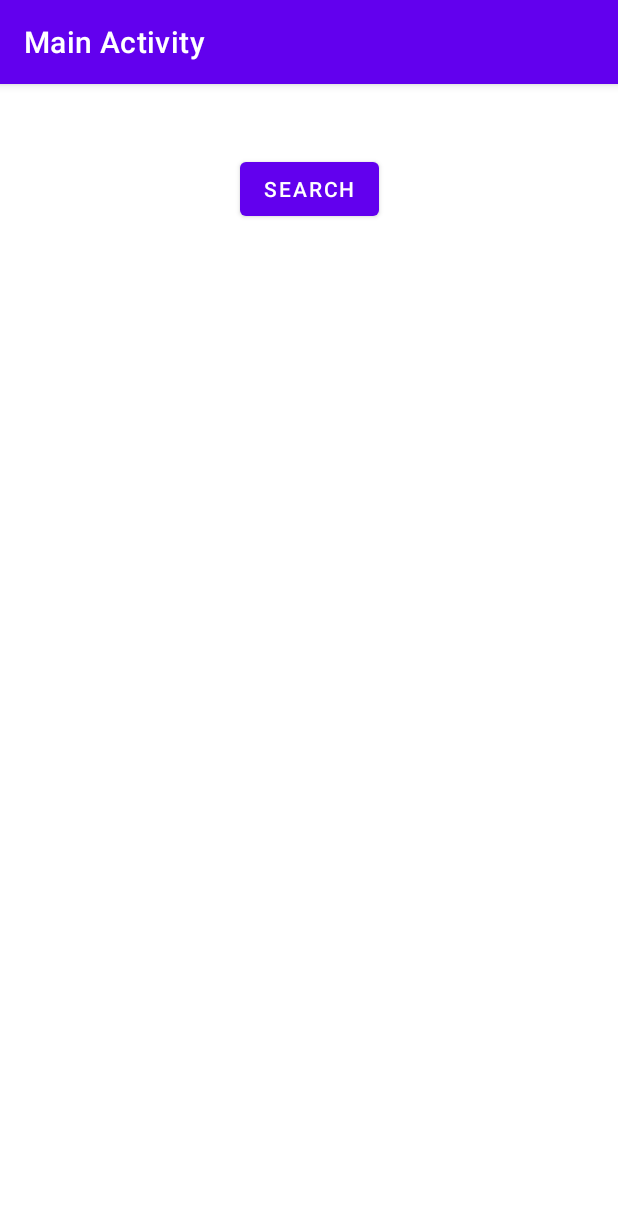
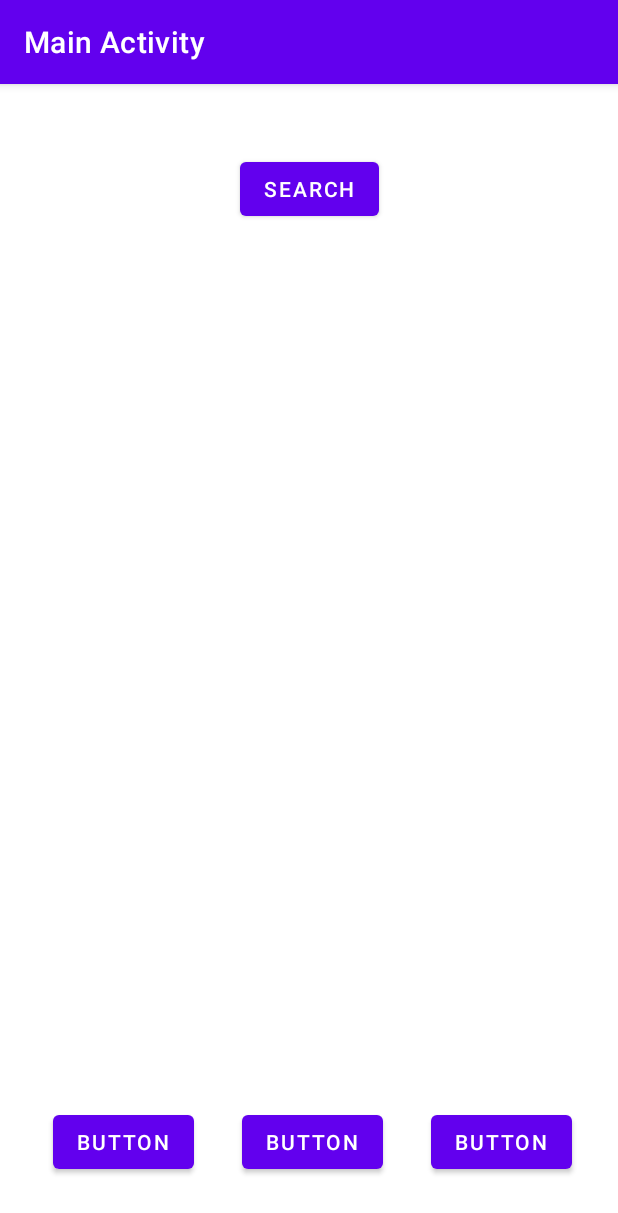
Before and after one commit to tuj55883/Assignment7, an Android app: the MainActivity screen opened directly, with no data from a screen before it, on a phone screen of 412 x 824 dp. Shown: the top 1213 px of the screen. Run offline under Robolectric (Android 15) with nearby library versions, the phone set to English and light mode, and no system bars; our stand-ins replace Volley; libraries missing offline, so code that uses them is left out: edu.temple.audiobookplayer; 2 statements that could not run were skipped.

Commit message:
Added audio play options, still a lot to fix

```diff
--- a/app/src/main/AndroidManifest.xml
+++ b/app/src/main/AndroidManifest.xml
@@ -1,10 +1,12 @@
 <?xml version="1.0" encoding="utf-8"?>
 <manifest xmlns:android="http://schemas.android.com/apk/res/android"
+    xmlns:tools="http://schemas.android.com/tools"
     package="edu.temple.assignment7">
 
     <uses-permission android:name="android.permission.INTERNET" />
 
     <application
+        tools:replace="android:theme"
         android:icon="@mipmap/ic_launcher"
         android:label="@string/app_name"
         android:roundIcon="@mipmap/ic_launcher_round"
--- a/app/src/main/java/edu/temple/assignment7/Book.java
+++ b/app/src/main/java/edu/temple/assignment7/Book.java
@@ -11,7 +11,7 @@ public class Book implements Parcelable {
     private String coverURL;
     private int duration;
 
-    public Book(String title, String author, int id, String coverURL) {
+    public Book(String title, String author, int id, String coverURL, int duration) {
         this.title = title;
         this.author = author;
         this.id = id;
--- /dev/null
+++ b/app/src/main/java/edu/temple/assignment7/ControlFragment.java
@@ -0,0 +1,69 @@
+package edu.temple.assignment7;
+
+import android.os.Bundle;
+
+import androidx.fragment.app.Fragment;
+
+import android.util.Log;
+import android.view.LayoutInflater;
+import android.view.View;
+import android.view.ViewGroup;
+import android.widget.Button;
+import android.widget.Toast;
+
+
+public class ControlFragment extends Fragment {
+
+    Button play;
+    Button pause;
+    Button stop;
+
+    public ControlFragment() {
+
+    }
+
+
+    public static ControlFragment newInstance(String param1, String param2) {
+        ControlFragment fragment = new ControlFragment();
+        Bundle args = new Bundle();
+        fragment.setArguments(args);
+        return fragment;
+    }
+
+    @Override
+    public void onCreate(Bundle savedInstanceState) {
+        super.onCreate(savedInstanceState);
+
+
+
+    }
+
+    @Override
+    public View onCreateView(LayoutInflater inflater, ViewGroup container,
+                             Bundle savedInstanceState) {
+        View view = inflater.inflate(R.layout.fragment_audio_controls, container, false);
+        // Inflate the layout for this fragment
+        play = (Button)view.findViewById(R.id.playButton);
+        pause = (Button) view.findViewById(R.id.pauseButton);
+        stop = (Button) view.findViewById(R.id.stopButton);
+        play.setOnClickListener(new View.OnClickListener() {
+            @Override
+            public void onClick(View view) {
+                ((ControlFragment.ControlFragmentInterface) getActivity()).playClicked();
+                Log.d("here","here");
+            }
+        });
+
+
+        return view;
+    }
+
+
+    interface ControlFragmentInterface{
+        public void playClicked() ;
+        public void pauseClicked() ;
+        public void stopClicked() ;
+
+    }
+
+}
--- a/app/src/main/java/edu/temple/assignment7/MainActivity.java
+++ b/app/src/main/java/edu/temple/assignment7/MainActivity.java
@@ -11,8 +11,12 @@ import androidx.fragment.app.FragmentManager;
 import androidx.fragment.app.FragmentTransaction;
 
 import android.app.Activity;
+import android.app.Service;
+import android.content.ComponentName;
 import android.content.Intent;
+import android.content.ServiceConnection;
 import android.os.Bundle;
+import android.os.IBinder;
 import android.util.Log;
 import android.view.View;
 import android.view.ViewGroup;
@@ -29,7 +33,9 @@ import org.json.JSONArray;
 import org.json.JSONException;
 import org.json.JSONObject;
 
-public class MainActivity extends AppCompatActivity implements BookListFragment.BookListFragmentInterface {
+import edu.temple.audiobookplayer.AudiobookService;
+
+public class MainActivity extends AppCompatActivity implements BookListFragment.BookListFragmentInterface, ControlFragment.ControlFragmentInterface  {
     //Makes keys for the booklist and book selected that we will save
     private static final String KEY = "a";
     private static final String KEY2 = "b";
@@ -39,9 +45,25 @@ public class MainActivity extends AppCompatActivity implements BookListFragment.
     static BookList myList;
     boolean container2present;
     BookDetailsFragment bookDetailsFragment;
+    ControlFragment audioControlFragment;
     static int place;
     Button searchMain;
     RequestQueue requestQueue;
+
+    AudiobookService.MediaControlBinder myService;
+    boolean isConnected;
+    ServiceConnection serviceConnection = new ServiceConnection() {
+        @Override
+        public void onServiceConnected(ComponentName name, IBinder binder) {
+            myService = (AudiobookService.MediaControlBinder) binder;
+            isConnected = true;
+        }
+
+        @Override
+        public void onServiceDisconnected(ComponentName name) {
+            isConnected = false;
+        }
+    };
 
 
 
@@ -56,6 +78,15 @@ public class MainActivity extends AppCompatActivity implements BookListFragment.
         //the activity returns the user search
         //Go to activity result to see the outcome of the search
         searchMain = findViewById(R.id.searchMain);
+        Intent serviceIntent = new Intent(MainActivity.this, AudiobookService.class);
+        bindService(serviceIntent, serviceConnection, BIND_AUTO_CREATE);
+
+        audioControlFragment = new ControlFragment();
+        getSupportFragmentManager()
+                .beginTransaction()
+                .replace(R.id.audioControlContainer, audioControlFragment)
+                .commit();
+
         searchMain.setOnClickListener(new View.OnClickListener() {
             @Override
             public void onClick(View v) {
@@ -82,6 +113,28 @@ public class MainActivity extends AppCompatActivity implements BookListFragment.
 
     }
 
+    @Override
+    public void playClicked(){
+
+        if(isConnected){
+            myService.play(myList.get(place).getId());
+        }
+    }
+
+    @Override
+    public void pauseClicked() {
+        if(isConnected){
+            myService.pause();
+        }
+    }
+
+    @Override
+    public void stopClicked() {
+        if(isConnected){
+            myService.stop();
+        }
+    }
+
 
     //This is the selection of the book from the list
     //When clicked it will display the book selected
@@ -92,11 +145,15 @@ public class MainActivity extends AppCompatActivity implements BookListFragment.
         //This checks weather to put the display fragment in
         //container one if in portrait or container 2 in landscape
         if (!container2present) {
+
             getSupportFragmentManager()
                     .beginTransaction()
                     .replace(R.id.container, BookDetailsFragment.newInstance(myList.get(position)))
                     .addToBackStack(null)
                     .commit();
+
+
+
         } else {
             bookDetailsFragment.changeBook(myList.get(position));
         }
@@ -188,8 +245,10 @@ public class MainActivity extends AppCompatActivity implements BookListFragment.
                                 String title = book.getString("title");
                                 String author = book.getString("author");
                                 int id = book.getInt("id");
+                                int duration = book.getInt("duration");
                                 String coverURL = book.getString("cover_url");
-                                Book newBook = new Book(title,author,id,coverURL);
+
+                                Book newBook = new Book(title,author,id,coverURL,duration);
                                 myList.add(newBook);
 
                             }
--- a/app/src/main/res/layout/activity_main.xml
+++ b/app/src/main/res/layout/activity_main.xml
@@ -26,4 +26,16 @@
         app:layout_constraintEnd_toEndOf="parent"
         app:layout_constraintStart_toStartOf="parent"
         app:layout_constraintTop_toTopOf="parent" />
+
+    <FrameLayout
+        android:id="@+id/audioControlContainer"
+        android:layout_width="406dp"
+        android:layout_height="95dp"
+        android:layout_marginTop="10dp"
+        app:layout_constraintBottom_toBottomOf="parent"
+        app:layout_constraintEnd_toEndOf="parent"
+        app:layout_constraintStart_toStartOf="parent"
+        app:layout_constraintTop_toBottomOf="@+id/container">
+
+    </FrameLayout>
 </androidx.constraintlayout.widget.ConstraintLayout>
--- /dev/null
+++ b/app/src/main/res/layout/fragment_audio_controls.xml
@@ -0,0 +1,47 @@
+<?xml version="1.0" encoding="utf-8"?>
+<androidx.constraintlayout.widget.ConstraintLayout xmlns:android="http://schemas.android.com/apk/res/android"
+
+    xmlns:app="http://schemas.android.com/apk/res-auto"
+    xmlns:tools="http://schemas.android.com/tools"
+    android:layout_width="match_parent"
+    android:layout_height="match_parent"
+    >
+
+
+    <Button
+        android:id="@+id/playButton"
+        android:layout_width="wrap_content"
+        android:layout_height="wrap_content"
+        android:layout_marginStart="32dp"
+        android:text="Button"
+        app:layout_constraintBottom_toBottomOf="parent"
+        app:layout_constraintStart_toStartOf="parent"
+        app:layout_constraintTop_toTopOf="parent"
+        app:layout_constraintVertical_bias="0.538" />
+
+    <Button
+        android:id="@+id/pauseButton"
+        android:layout_width="wrap_content"
+        android:layout_height="wrap_content"
+        android:layout_marginStart="32dp"
+        android:text="Button"
+        app:layout_constraintBottom_toBottomOf="parent"
+        app:layout_constraintStart_toEndOf="@+id/playButton"
+        app:layout_constraintTop_toTopOf="parent"
+        app:layout_constraintVertical_bias="0.538" />
+
+    <Button
+        android:id="@+id/stopButton"
+        android:layout_width="wrap_content"
+        android:layout_height="wrap_content"
+        android:layout_marginStart="32dp"
+        android:layout_marginEnd="32dp"
+        android:text="Button"
+        app:layout_constraintBottom_toBottomOf="parent"
+        app:layout_constraintEnd_toEndOf="parent"
+        app:layout_constraintHorizontal_bias="0.0"
+        app:layout_constraintStart_toEndOf="@+id/pauseButton"
+        app:layout_constraintTop_toTopOf="parent"
+        app:layout_constraintVertical_bias="0.538" />
+
+</androidx.constraintlayout.widget.ConstraintLayout>
```
